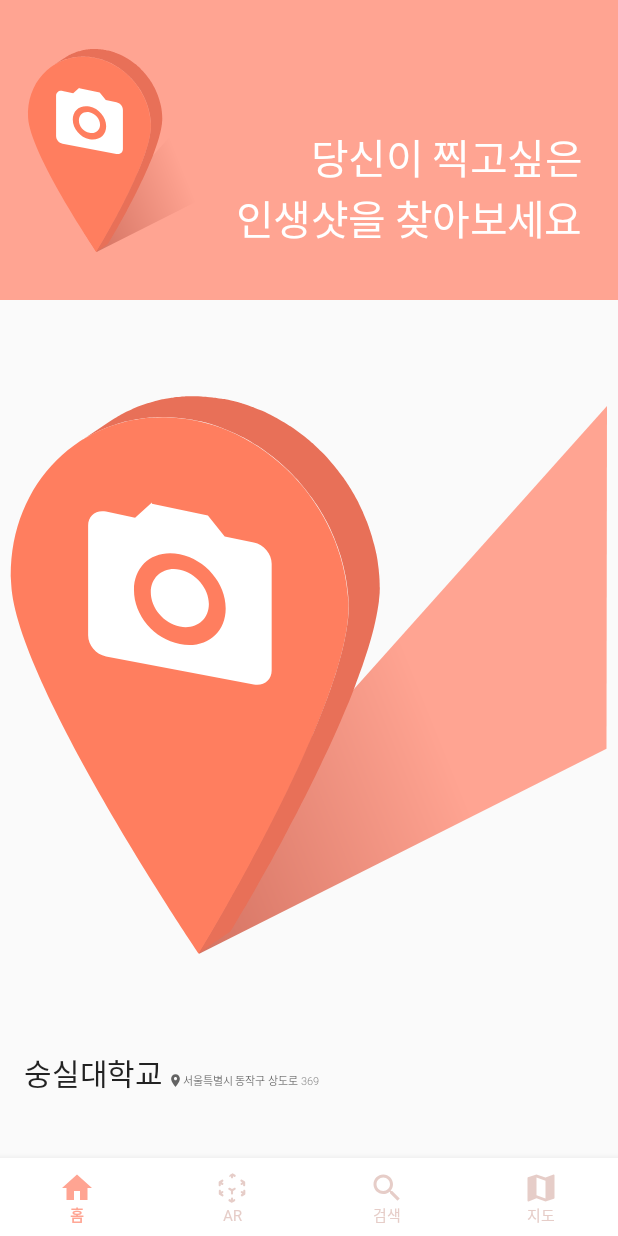
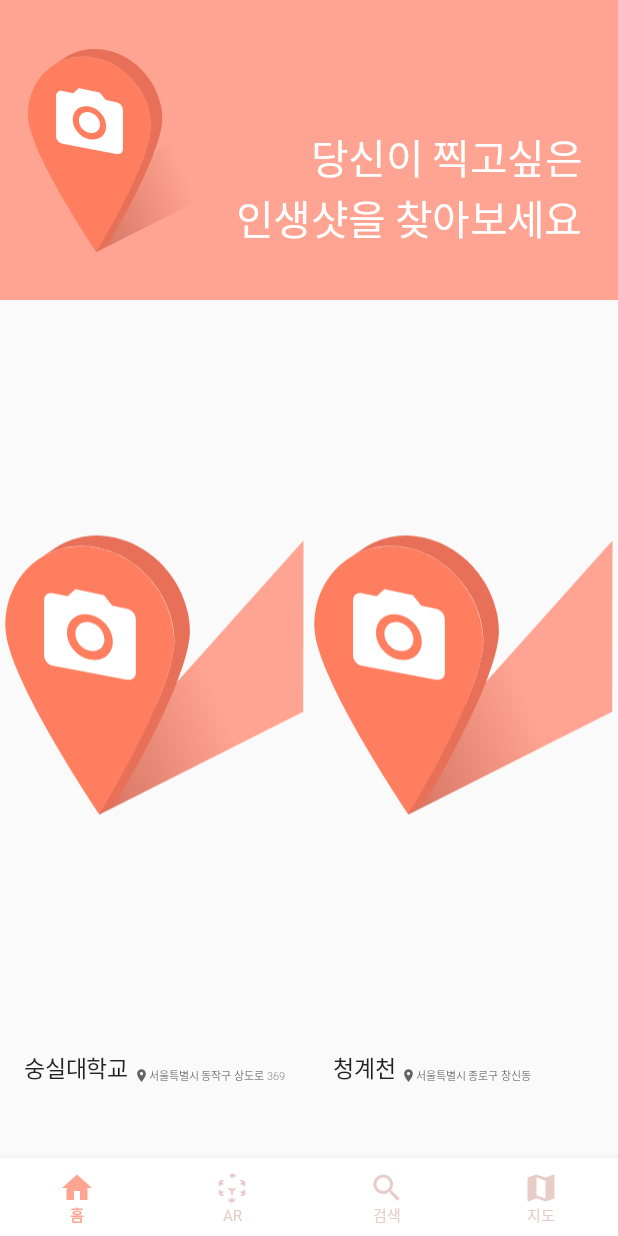
Before and after one commit to cars0106/Its_ability, an Android app: the screen it shows after launch (MainActivity), on a phone screen of 412 x 824 dp. Run offline under Robolectric (Android 15) with nearby library versions, the phone set to English and light mode, and no system bars.

Commit message:
RecyclerView 2줄 구현
RecyclerView에 Recycler ItemView 두줄 띄우는 것을 구현하고, Recycler ItemView의 글자 크기를 변경했습니다.

변경사항
----------------------------------
MainActivity : LinearLayoutManager를 GridLayoutManager로 변경했습니다. 이와 관련된 StackOverFlow 문서도 주석에 남겼습니다.

Style : 장소 이름의 글자크기를 기존 20sp에서 15sp로 변경하였습니다.

```diff
--- a/app/src/main/java/com/example/itsability/MainActivity.java
+++ b/app/src/main/java/com/example/itsability/MainActivity.java
@@ -2,6 +2,7 @@ package com.example.itsability;
 
 import androidx.annotation.NonNull;
 import androidx.appcompat.app.AppCompatActivity;
+import androidx.recyclerview.widget.GridLayoutManager;
 import androidx.recyclerview.widget.LinearLayoutManager;
 import androidx.recyclerview.widget.RecyclerView;
 
@@ -13,6 +14,7 @@ import com.google.android.material.bottomnavigation.BottomNavigationView;
 
 import java.util.Arrays;
 import java.util.List;
+
 
 public class MainActivity extends AppCompatActivity {
 
@@ -52,18 +54,21 @@ public class MainActivity extends AppCompatActivity {
 
     //RecyclerView 구현과 관련된 메소드
     private void openRecyclerView() {
+
+        /*
+        https://stackoverflow.com/questions/40003238/recyclerview-2-columns-with-cardview
+        Recycler View에서 두개의 줄을 만들기 위해서 LinearLayoutManager대신 GridLayoutManager를 사용합니다.
+        이 부분은 위의 StackOverFlow 링크를 참조했습니다.
+        */
         RecyclerView recyclerView = findViewById(R.id.main_recyclerview);
-
-        LinearLayoutManager linearLayoutManager = new LinearLayoutManager(this) {
-            //*
+        RecyclerView.LayoutManager mLayoutManager = new GridLayoutManager(this,2) {
             //RecyclerView의 Scroll을 막기 위함
             @Override
             public boolean canScrollVertically() {
                 return false;
             }
-             //*/
         };
-        recyclerView.setLayoutManager(linearLayoutManager);
+        recyclerView.setLayoutManager(mLayoutManager);
 
         adapter = new RecyclerAdapter();
         addAdapterItem();
--- a/app/src/main/res/layout/recycler_itemview.xml
+++ b/app/src/main/res/layout/recycler_itemview.xml
@@ -4,7 +4,8 @@
     xmlns:tools="http://schemas.android.com/tools"
     android:layout_width="match_parent"
     android:layout_height="wrap_content"
-    android:orientation="vertical">
+    android:orientation="vertical"
+    >
 
     <!--
     이 Layout은 RecyclerView 내부에서 하나의 항목이 될 ItemView입니다.
@@ -28,12 +29,10 @@
             android:layout_gravity="bottom"
             android:layout_marginStart="16dp"
 
+            android:alpha="0.87"
             android:fontFamily="@font/notosanscjkkr_bold"
-            android:textAppearance="@style/Textstyle_CardPlaceName"
-            android:textSize="20sp"
             android:text="PlaceName"
-            android:alpha="0.87"
-            />
+            android:textAppearance="@style/Textstyle_CardPlaceName" />
 
         <LinearLayout
             android:id="@+id/linearLayout2"
--- a/app/src/main/res/values/styles.xml
+++ b/app/src/main/res/values/styles.xml
@@ -40,7 +40,7 @@
     <style name="Textstyle_CardPlaceName" parent="@style/TextAppearance.MaterialComponents.Headline2">
         <item name="android:fontFamily">@font/notosanscjkkr_bold</item>
         <item name="android:textColor">@android:color/black</item>
-        <item name="android:textSize">20sp</item>
+        <item name="android:textSize">15sp</item>
         <item name="android:alpha">0.87</item>
     </style>
 
```
